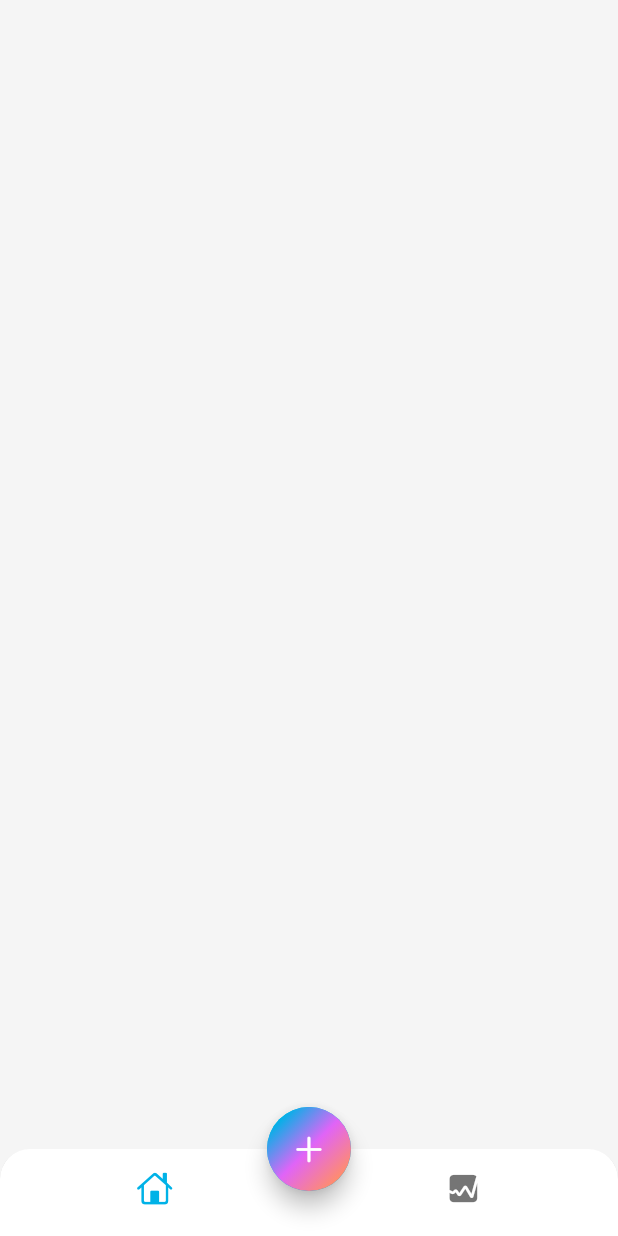
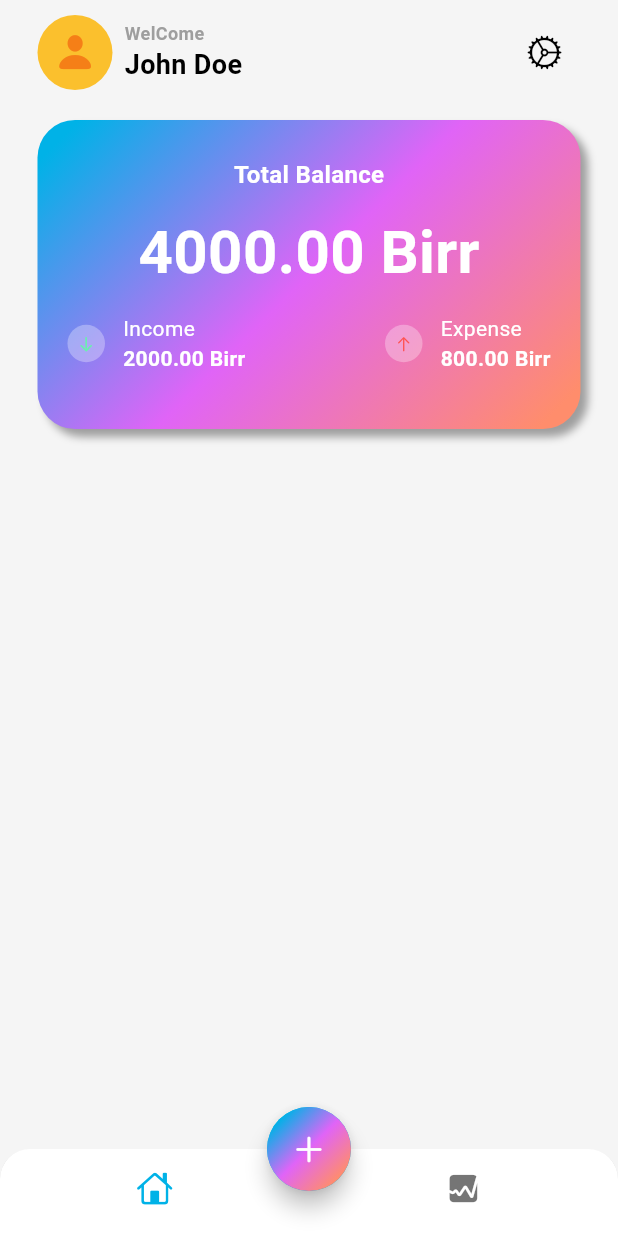
Before and after one commit to dot-ruth/expense-tracker-flutter, a Flutter app: the screen it shows after launch, on a phone screen of 412 x 824 dp. Run offline on Flutter 3.47's test engine with Material 3 defaults, Android fonts, the phone set to English and light mode, and no system bars.

Commit message:
FEAT|#3| added a card widget for amount display

```diff
--- a/expense_tracker/lib/app_view.dart
+++ b/expense_tracker/lib/app_view.dart
@@ -16,6 +16,7 @@ class MyAppView extends StatelessWidget {
           primary: Color(0xff00B2E7),
           secondary: Color(0xffE064F7),
           tertiary: Color(0xffFF8D6C),
+          outline: Colors.grey
         ),
       ),
       home: HomeScreen(),
--- a/expense_tracker/lib/screens/home/views/home_screen.dart
+++ b/expense_tracker/lib/screens/home/views/home_screen.dart
@@ -1,5 +1,6 @@
 import 'dart:math';
 
+import 'package:expense_tracker/screens/home/views/main_screen.dart';
 import 'package:flutter/cupertino.dart';
 import 'package:flutter/material.dart';
 
@@ -9,7 +10,7 @@ class HomeScreen extends StatelessWidget {
   @override
   Widget build(BuildContext context) {
     return Scaffold(
-      appBar:AppBar(),
+      //appBar:AppBar(),
       bottomNavigationBar: ClipRRect(
         borderRadius: BorderRadius.vertical(
           top: Radius.circular(20),
@@ -43,6 +44,7 @@ class HomeScreen extends StatelessWidget {
         ) ,
         child: const Icon(CupertinoIcons.add),
         )),
+        body: const MainScreen(),
     );
   }
 }
--- /dev/null
+++ b/expense_tracker/lib/screens/home/views/main_screen.dart
@@ -0,0 +1,186 @@
+import 'dart:math';
+
+import 'package:flutter/cupertino.dart';
+import 'package:flutter/material.dart';
+
+class MainScreen extends StatelessWidget {
+  const MainScreen({super.key});
+
+  @override
+  Widget build(BuildContext context) {
+    return SafeArea(
+      child:
+       Padding(
+         padding: const EdgeInsets.symmetric(horizontal: 25.0, vertical: 10),
+         child: Column(
+               children: [
+            Row(
+              mainAxisAlignment: MainAxisAlignment.spaceBetween,
+              children: [
+                Row(
+                  children: [
+                         Stack(
+                           alignment: Alignment.center,
+                           children: [
+                 Container(
+                   width: 50,
+                   height: 50,
+                   decoration: BoxDecoration(
+                     shape: BoxShape.circle,
+                     color: Colors.yellow.shade700,
+                   ),
+                 ),
+                 Icon(CupertinoIcons.person_fill, color: Colors.yellow.shade900, size: 30,)
+                           ],
+                         ),
+                         SizedBox(width: 8,),
+                           Column(
+                crossAxisAlignment: CrossAxisAlignment.start,
+                children: [
+                Text(
+                  'WelCome',
+                  style: TextStyle(
+                    fontSize: 12,
+                    fontWeight: FontWeight.w600,
+                    color: Theme.of(context).colorScheme.outline
+                  )
+                  ),
+                Text(
+                  'John Doe',
+                  style: TextStyle(
+                    fontSize: 18,
+                    fontWeight: FontWeight.bold,
+                    color: Theme.of(context).colorScheme.onSurface
+                  )
+                  )
+                           ],),
+                  ],),
+                   IconButton(onPressed: () {}, icon: Icon(CupertinoIcons.settings_solid))
+              ],
+            ),
+            // card display
+            const SizedBox(height: 20),
+            Container(
+              width: MediaQuery.of(context).size.width,
+              height: MediaQuery.of(context).size.width / 2,
+              decoration: BoxDecoration(
+                borderRadius: BorderRadius.circular(25),
+                boxShadow: [BoxShadow(
+                  color: Colors.grey.shade500,
+                  blurRadius: 4,
+                  offset: const Offset(5, 5)
+                )],
+                gradient: LinearGradient(
+            colors: [
+              Theme.of(context).colorScheme.primary,
+              Theme.of(context).colorScheme.secondary,
+              Theme.of(context).colorScheme.tertiary,
+            ],
+            transform:const GradientRotation(pi / 4),
+            )
+              ),
+              child: Column(
+                mainAxisAlignment: MainAxisAlignment.center,
+                children: [
+                Text(
+                  "Total Balance",
+                  style: TextStyle(
+                    fontSize: 16,
+                    fontWeight: FontWeight.w600,
+                    color: Colors.white),
+                  ),
+                SizedBox(height: 12,),
+                Text(
+                  "4000.00 Birr",
+                  style: TextStyle(
+                    fontSize: 40,
+                    fontWeight: FontWeight.bold,
+                    color: Colors.white),
+                  ),
+                Padding(
+                  padding: const EdgeInsets.symmetric(vertical: 12, horizontal: 20),
+                  child:
+                  Row(
+                    mainAxisAlignment: MainAxisAlignment.spaceBetween,
+                    children: [
+                    Row(children: [
+                      Container(
+                        width: 25,
+                        height: 25,
+                        decoration: BoxDecoration(
+                          shape: BoxShape.circle,
+                          color: Colors.white30,
+                        ),
+                        child: Center(
+                          child: Icon(
+                          CupertinoIcons.arrow_down,
+                          color: Colors.greenAccent,
+                          size: 12,),
+                        ),
+                      ),
+                      SizedBox(width: 12,),
+                      Column(
+                        crossAxisAlignment: CrossAxisAlignment.start,
+                        children: [
+                          Text(
+                            "Income",
+                            style: TextStyle(
+                              fontSize: 14,
+                              fontWeight: FontWeight.w400,
+                              color: Colors.white),
+                            ),
+                          Text(
+                            "2000.00 Birr",
+                            style: TextStyle(
+                              fontSize: 14,
+                              fontWeight: FontWeight.w600,
+                              color: Colors.white),
+                            )
+                        ],
+                      )
+                    ],),
+                    Row(children: [
+                      Container(
+                        width: 25,
+                        height: 25,
+                        decoration: BoxDecoration(
+                          shape: BoxShape.circle,
+                          color: Colors.white30,
+                        ),
+                        child: Center(
+                          child: Icon(
+                          CupertinoIcons.arrow_up,
+                          color: Colors.redAccent,
+                          size: 12,),
+                        ),
+                      ),
+                      SizedBox(width: 12,),
+                      Column(
+                        crossAxisAlignment: CrossAxisAlignment.start,
+                        children: [
+                          Text(
+                            "Expense",
+                            style: TextStyle(
+                              fontSize: 14,
+                              fontWeight: FontWeight.w400,
+                              color: Colors.white),
+                            ),
+                          Text(
+                            "800.00 Birr",
+                            style: TextStyle(
+                              fontSize: 14,
+                              fontWeight: FontWeight.w600,
+                              color: Colors.white),
+                            )
+                        ],
+                      )
+                    ],)
+                  ],),
+                )
+              ],)
+            )
+               ]
+             ),
+       ));
+  }
+}
```
Also changed, not shown: 1 other file.
